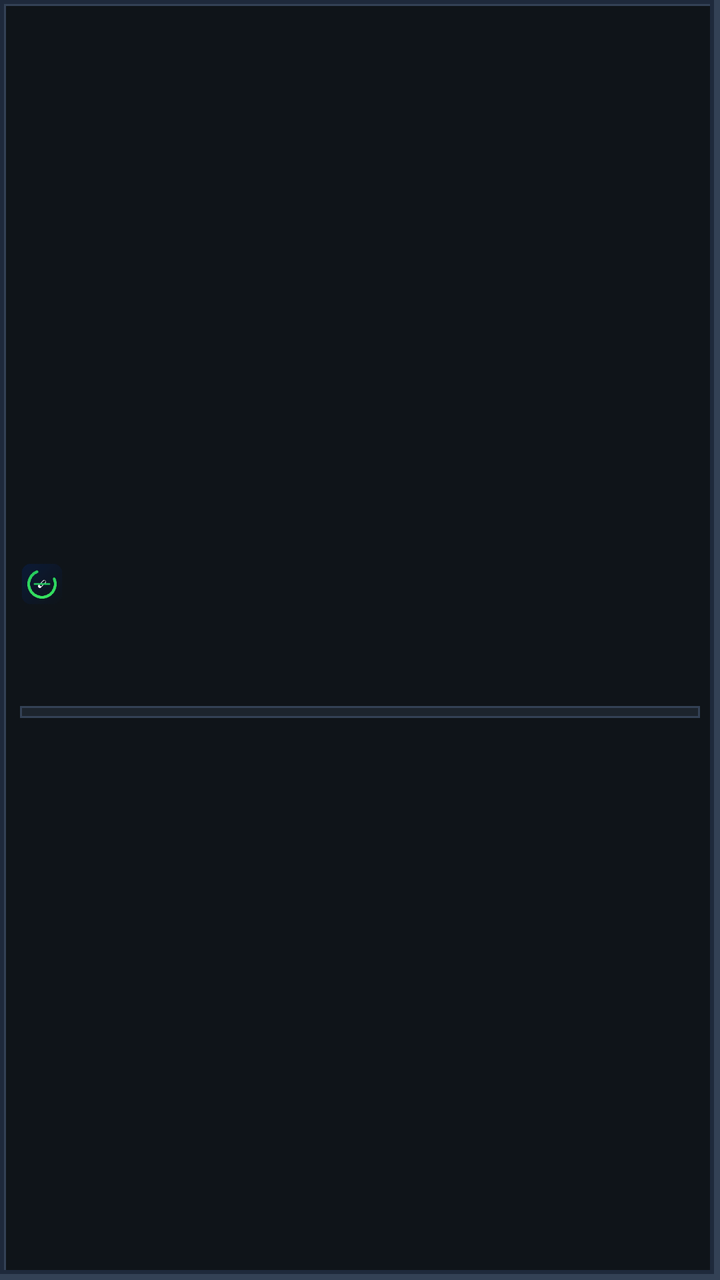
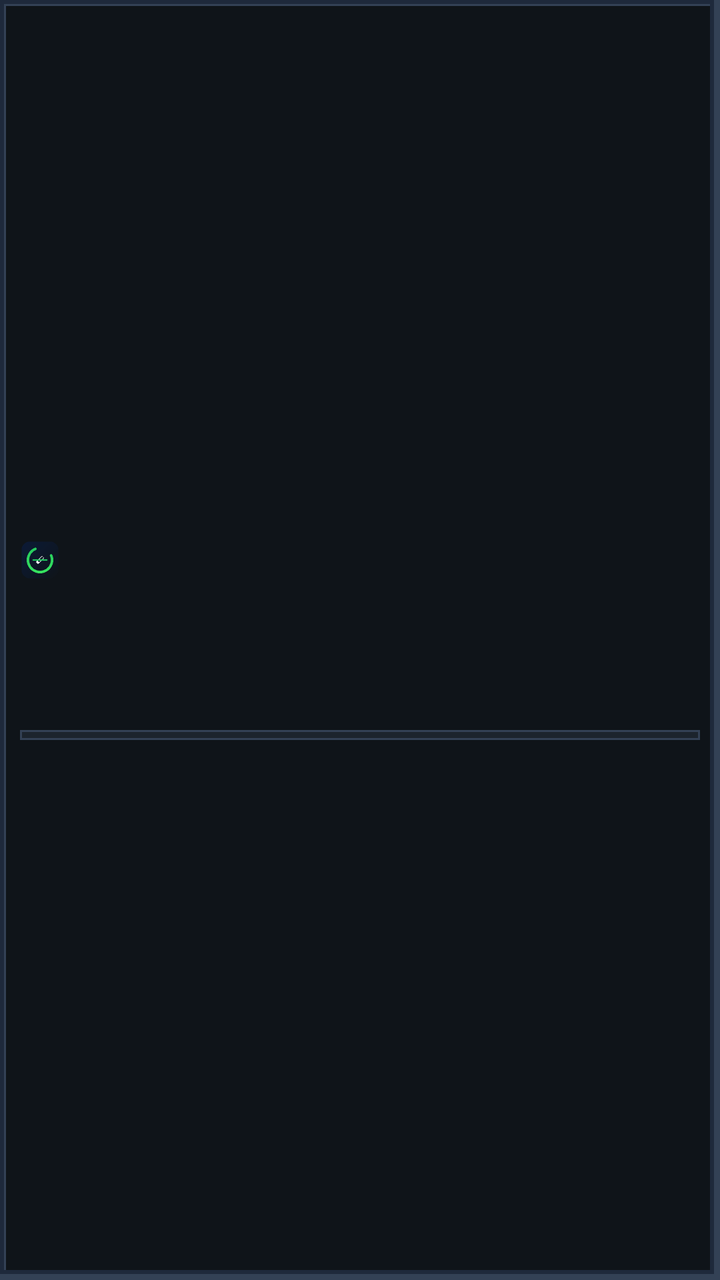

Two renders of the same Android screen: before a commit and after it. Below are the layout's source before the change and the commit's diff.
<!-- AndroidManifest.xml: application theme AppTheme -->
<!-- res/layout/widget_quit_tracker.xml -->
<?xml version="1.0" encoding="utf-8"?>
<LinearLayout xmlns:android="http://schemas.android.com/apk/res/android"
    android:id="@+id/widget_root"
    android:layout_width="match_parent"
    android:layout_height="match_parent"
    android:background="@drawable/widget_frame"
    android:gravity="center_vertical"
    android:orientation="vertical"
    android:paddingHorizontal="10dp"
    android:paddingVertical="8dp">

    <LinearLayout
        android:layout_width="match_parent"
        android:layout_height="wrap_content"
        android:gravity="center_vertical"
        android:orientation="horizontal">

        <ImageView
            android:id="@+id/widget_logo"
            android:layout_width="22dp"
            android:layout_height="22dp"
            android:contentDescription="@null"
            android:scaleType="fitCenter"
            android:src="@drawable/widget_logo" />

        <ImageView
            android:id="@+id/widget_brand"
            android:layout_width="0dp"
            android:layout_height="wrap_content"
            android:layout_marginStart="6dp"
            android:layout_weight="1"
            android:adjustViewBounds="true"
            android:contentDescription="@null"
            android:scaleType="fitStart" />

        <ImageView
            android:id="@+id/widget_level"
            android:layout_width="wrap_content"
            android:layout_height="wrap_content"
            android:adjustViewBounds="true"
            android:contentDescription="@null"
            android:scaleType="fitEnd"
            android:visibility="gone" />
    </LinearLayout>

    <ImageView
        android:id="@+id/widget_empty"
        android:layout_width="match_parent"
        android:layout_height="match_parent"
        android:adjustViewBounds="true"
        android:contentDescription="@null"
        android:scaleType="fitCenter"
        android:visibility="gone" />

    <LinearLayout
        android:id="@+id/widget_body"
        android:layout_width="match_parent"
        android:layout_height="wrap_content"
        android:orientation="vertical">

        <ImageView
            android:id="@+id/widget_smoke_label"
            android:layout_width="match_parent"
            android:layout_height="wrap_content"
            android:adjustViewBounds="true"
            android:contentDescription="@null"
            android:scaleType="fitStart" />

        <ImageView
            android:id="@+id/widget_smoke_time"
            android:layout_width="match_parent"
            android:layout_height="wrap_content"
            android:layout_marginTop="3dp"
            android:adjustViewBounds="true"
            android:contentDescription="@null"
            android:scaleType="fitStart" />

        <ImageView
            android:id="@+id/widget_money"
            android:layout_width="match_parent"
            android:layout_height="wrap_content"
            android:layout_marginTop="5dp"
            android:adjustViewBounds="true"
            android:contentDescription="@null"
            android:scaleType="fitStart" />

        <LinearLayout
            android:layout_width="match_parent"
            android:layout_height="wrap_content"
            android:layout_marginTop="6dp"
            android:gravity="center_vertical"
            android:orientation="horizontal">

            <ImageView
                android:id="@+id/widget_coin"
                android:layout_width="28dp"
                android:layout_height="28dp"
                android:adjustViewBounds="true"
                android:contentDescription="@null"
                android:scaleType="fitCenter" />

            <LinearLayout
                android:layout_width="0dp"
                android:layout_height="wrap_content"
                android:layout_marginStart="8dp"
                android:layout_weight="1"
                android:orientation="vertical">

                <ImageView
                    android:id="@+id/widget_chip_label"
                    android:layout_width="match_parent"
                    android:layout_height="wrap_content"
                    android:adjustViewBounds="true"
                    android:contentDescription="@null"
                    android:scaleType="fitStart" />

                <ImageView
                    android:id="@+id/widget_chip_eta"
                    android:layout_width="match_parent"
                    android:layout_height="wrap_content"
                    android:layout_marginTop="2dp"
                    android:adjustViewBounds="true"
                    android:contentDescription="@null"
                    android:scaleType="fitStart" />
            </LinearLayout>
        </LinearLayout>

        <ProgressBar
            android:id="@+id/widget_chip_progress"
            style="?android:attr/progressBarStyleHorizontal"
            android:layout_width="match_parent"
            android:layout_height="6dp"
            android:layout_marginTop="8dp"
            android:max="100"
            android:progressDrawable="@drawable/widget_progress_bar" />
    </LinearLayout>
</LinearLayout>
<!-- resources referenced by this layout -->
<resources>
  <!-- drawable widget_frame (drawable) -->
  <?xml version="1.0" encoding="utf-8"?>
  <layer-list xmlns:android="http://schemas.android.com/apk/res/android">
      <item>
          <shape android:shape="rectangle">
              <solid android:color="#0f1419" />
              <stroke
                  android:width="3dp"
                  android:color="#334155" />
          </shape>
      </item>
      <item
          android:bottom="3dp"
          android:right="3dp">
          <shape android:shape="rectangle">
              <solid android:color="#00000000" />
              <stroke
                  android:width="2dp"
                  android:color="#1e293b" />
          </shape>
      </item>
  </layer-list>
  <!-- drawable widget_logo: png bitmap (drawable-nodpi, 2519 bytes) -->
  <!-- drawable widget_progress_bar (drawable) -->
  <?xml version="1.0" encoding="utf-8"?>
  <layer-list xmlns:android="http://schemas.android.com/apk/res/android">
      <item android:id="@android:id/background">
          <shape android:shape="rectangle">
              <solid android:color="#1c242d" />
              <stroke
                  android:width="1dp"
                  android:color="#334155" />
          </shape>
      </item>
      <item android:id="@android:id/progress">
          <clip>
              <shape android:shape="rectangle">
                  <solid android:color="#22c55e" />
              </shape>
          </clip>
      </item>
  </layer-list>
  <style name="AppTheme" parent="Theme.AppCompat.DayNight.NoActionBar">
          <item name="colorPrimary">@color/colorPrimary</item>
          <item name="colorPrimaryDark">@color/colorPrimaryDark</item>
          <item name="colorAccent">@color/colorAccent</item>
          <item name="android:statusBarColor">@android:color/transparent</item>
          <item name="android:navigationBarColor">@android:color/transparent</item>
          <item name="android:windowLightStatusBar">false</item>
          <item name="android:windowLightNavigationBar">false</item>
      </style>
  <color name="colorPrimary">#22c55e</color>
  <color name="colorPrimaryDark">#0f1419</color>
  <color name="colorAccent">#39e75f</color>
</resources>

<!-- the commit's change to res/layout/widget_quit_tracker.xml (unified diff, before → after) -->
@@ -7,7 +7,7 @@
     android:gravity="center_vertical"
     android:orientation="vertical"
     android:paddingHorizontal="10dp"
-    android:paddingVertical="8dp">
+    android:paddingVertical="6dp">
 
     <LinearLayout
         android:layout_width="match_parent"
@@ -17,8 +17,8 @@
 
         <ImageView
             android:id="@+id/widget_logo"
-            android:layout_width="22dp"
-            android:layout_height="22dp"
+            android:layout_width="20dp"
+            android:layout_height="20dp"
             android:contentDescription="@null"
             android:scaleType="fitCenter"
             android:src="@drawable/widget_logo" />
@@ -58,43 +58,85 @@
         android:layout_height="wrap_content"
         android:orientation="vertical">
 
-        <ImageView
-            android:id="@+id/widget_smoke_label"
+        <LinearLayout
+            android:id="@+id/widget_hero_row"
             android:layout_width="match_parent"
             android:layout_height="wrap_content"
-            android:adjustViewBounds="true"
-            android:contentDescription="@null"
-            android:scaleType="fitStart" />
+            android:gravity="top"
+            android:orientation="horizontal">
 
-        <ImageView
-            android:id="@+id/widget_smoke_time"
-            android:layout_width="match_parent"
-            android:layout_height="wrap_content"
-            android:layout_marginTop="3dp"
-            android:adjustViewBounds="true"
-            android:contentDescription="@null"
-            android:scaleType="fitStart" />
+            <LinearLayout
+                android:layout_width="0dp"
+                android:layout_height="wrap_content"
+                android:layout_weight="1"
+                android:orientation="vertical">
 
-        <ImageView
-            android:id="@+id/widget_money"
+                <ImageView
+                    android:id="@+id/widget_smoke_label"
+                    android:layout_width="match_parent"
+                    android:layout_height="wrap_content"
+                    android:adjustViewBounds="true"
+                    android:contentDescription="@null"
+                    android:scaleType="fitStart" />
+
+                <ImageView
+                    android:id="@+id/widget_smoke_time"
+                    android:layout_width="match_parent"
+                    android:layout_height="wrap_content"
+                    android:layout_marginTop="2dp"
+                    android:adjustViewBounds="true"
+                    android:contentDescription="@null"
+                    android:scaleType="fitStart" />
+
+                <ImageView
+                    android:id="@+id/widget_money"
+                    android:layout_width="match_parent"
+                    android:layout_height="wrap_content"
+                    android:layout_marginTop="4dp"
+                    android:adjustViewBounds="true"
+                    android:contentDescription="@null"
+                    android:scaleType="fitStart" />
+            </LinearLayout>
+
+            <LinearLayout
+                android:layout_width="wrap_content"
+                android:layout_height="wrap_content"
+                android:layout_marginStart="6dp"
+                android:gravity="center_horizontal"
+                android:orientation="vertical">
+
+                <ImageView
+                    android:id="@+id/widget_current_coin"
+                    android:layout_width="40dp"
+                    android:layout_height="40dp"
+                    android:adjustViewBounds="true"
+                    android:contentDescription="@null"
+                    android:scaleType="fitCenter" />
+
+                <ImageView
+                    android:id="@+id/widget_current_chip_label"
+                    android:layout_width="wrap_content"
+                    android:layout_height="wrap_content"
+                    android:layout_marginTop="2dp"
+                    android:adjustViewBounds="true"
+                    android:contentDescription="@null"
+                    android:maxWidth="72dp"
+                    android:scaleType="fitCenter" />
+            </LinearLayout>
+        </LinearLayout>
+
+        <LinearLayout
+            android:id="@+id/widget_next_row"
             android:layout_width="match_parent"
             android:layout_height="wrap_content"
             android:layout_marginTop="5dp"
-            android:adjustViewBounds="true"
-            android:contentDescription="@null"
-            android:scaleType="fitStart" />
-
-        <LinearLayout
-            android:layout_width="match_parent"
-            android:layout_height="wrap_content"
-            android:layout_marginTop="6dp"
             android:gravity="center_vertical"
             android:orientation="horizontal">
 
             <ImageView
-                android:id="@+id/widget_coin"
-                android:layout_width="28dp"
-                android:layout_height="28dp"
+                android:id="@+id/widget_next_coin"
+                android:layout_width="22dp"
+                android:layout_height="22dp"
                 android:adjustViewBounds="true"
                 android:contentDescription="@null"
                 android:scaleType="fitCenter" />
@@ -102,7 +144,7 @@
             <LinearLayout
                 android:layout_width="0dp"
                 android:layout_height="wrap_content"
-                android:layout_marginStart="8dp"
+                android:layout_marginStart="6dp"
                 android:layout_weight="1"
                 android:orientation="vertical">
 
@@ -118,7 +160,7 @@
                     android:id="@+id/widget_chip_eta"
                     android:layout_width="match_parent"
                     android:layout_height="wrap_content"
-                    android:layout_marginTop="2dp"
+                    android:layout_marginTop="1dp"
                     android:adjustViewBounds="true"
                     android:contentDescription="@null"
                     android:scaleType="fitStart" />
@@ -129,8 +171,8 @@
             android:id="@+id/widget_chip_progress"
             style="?android:attr/progressBarStyleHorizontal"
             android:layout_width="match_parent"
-            android:layout_height="6dp"
-            android:layout_marginTop="8dp"
+            android:layout_height="5dp"
+            android:layout_marginTop="6dp"
             android:max="100"
             android:progressDrawable="@drawable/widget_progress_bar" />
     </LinearLayout>
